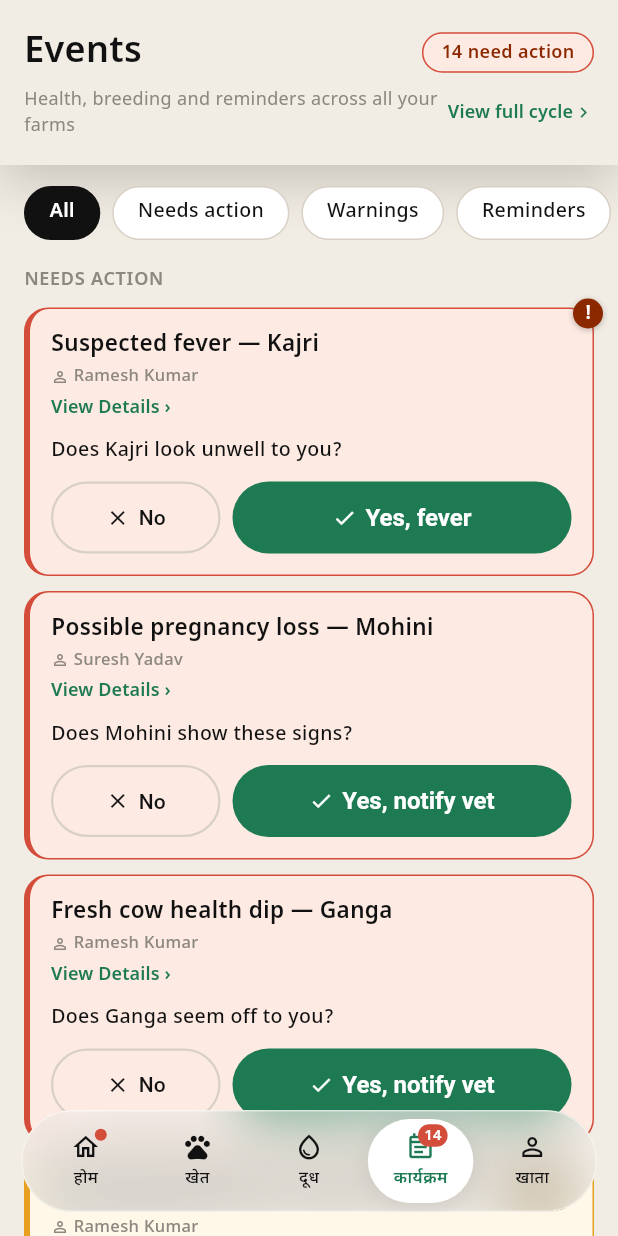
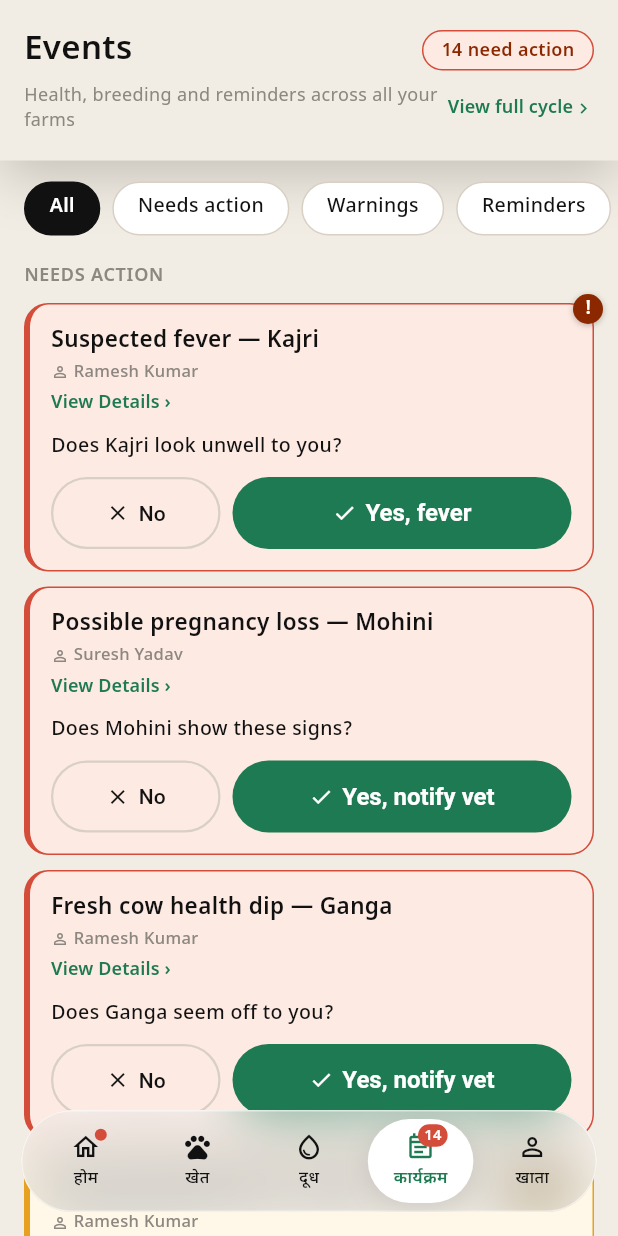
Before and after one commit to vaseey21/Vanix, a Flutter app: the EventsScreen screen opened directly with empty values, on a phone screen of 412 x 824 dp. Run offline on Flutter 3.47's test engine with Material 3 defaults, Android fonts, the phone set to English and light mode, and no system bars.

Commit message:
auto: save changes

```diff
--- a/flutter_app/lib/screens/events_screen.dart
+++ b/flutter_app/lib/screens/events_screen.dart
@@ -324,7 +324,7 @@ class _EventsScreenState extends State<EventsScreen> {
                       Row(
                         mainAxisAlignment: MainAxisAlignment.spaceBetween,
                         children: [
-                          Text('Events', style: TextStyle(fontSize: 24, fontWeight: FontWeight.w600, color: textColor)),
+                          Text('Events', style: TextStyle(fontSize: 22, fontWeight: FontWeight.w600, color: textColor)),
                           _CountPill(count: openCount),
                         ],
                       ),
```
